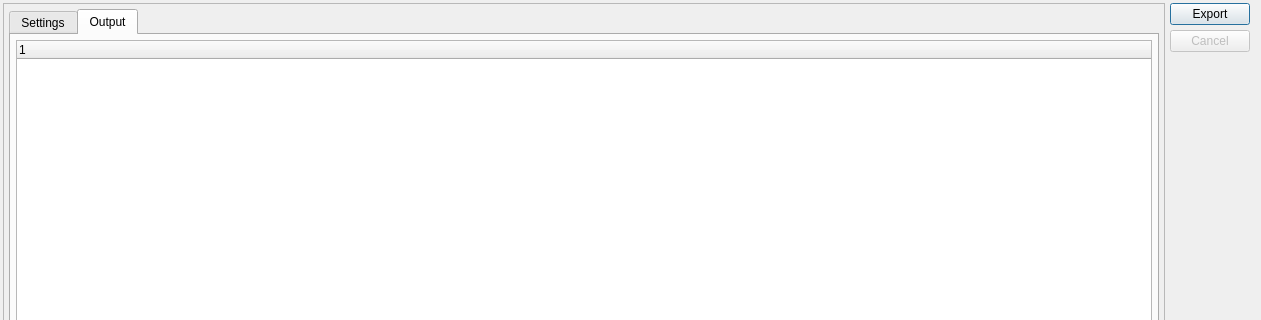
First picture: the form in libs/libgui/ui/tools/modelexportwidget.ui, repository arichiardi/pgmodeler, before the edit; both pictures show x 0 to 1261 and y 0 to 320 of the 1261 by 812 pixel window.
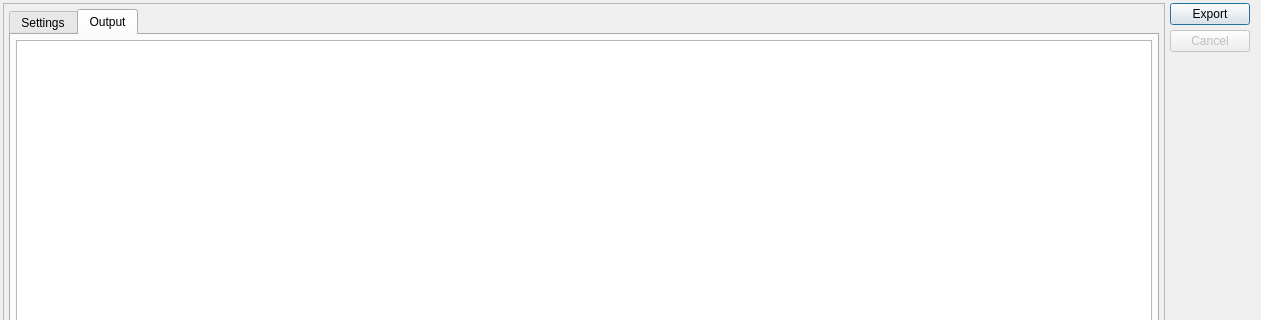
Second picture: the form after the edit. The open tabs and pages were chosen to show the change. Icons and pictures are not drawn.

What changed in the file:
```diff
--- a/libs/libgui/ui/tools/modelexportwidget.ui
+++ b/libs/libgui/ui/tools/modelexportwidget.ui
@@ -1790,6 +1790,9 @@
             <property name="wordWrap">
              <bool>false</bool>
             </property>
+            <attribute name="headerVisible">
+             <bool>false</bool>
+            </attribute>
             <attribute name="headerMinimumSectionSize">
              <number>25</number>
             </attribute>
```
